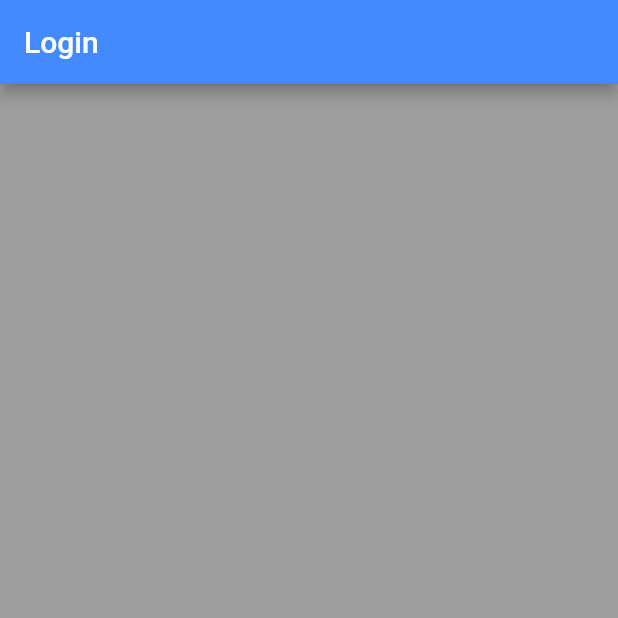
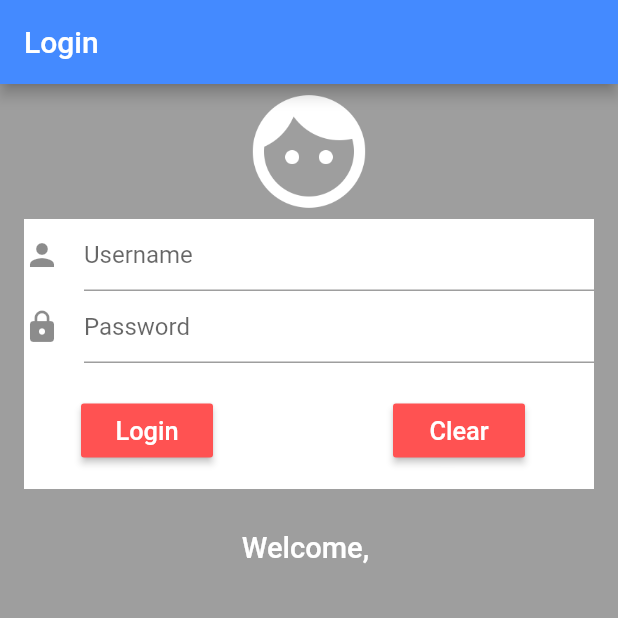
Before and after one commit to tharindu97/Flutter, a Flutter app: the screen it shows after launch, on a phone screen of 412 x 824 dp, the top half of it. Run offline on Flutter 3.47's test engine with Material 2 defaults, Android fonts, the phone set to English and light mode, and no system bars.

Commit message:
15_completed

```diff
--- a/login_app/lib/ui/login_app.dart
+++ b/login_app/lib/ui/login_app.dart
@@ -9,6 +9,18 @@ class Login extends StatefulWidget{
     }
 
 class LoginState extends State<Login> {
+  final TextEditingController _userController = new TextEditingController();
+  final TextEditingController _passwordController = new TextEditingController();
+  String _welcomeString = "";
+
+  void _erase() {
+    setState(() {
+     _userController.clear();
+     _passwordController.clear();
+    });
+
+
+  }
   @override
   Widget build(BuildContext context) {
     return new Scaffold(
@@ -17,7 +29,110 @@ class LoginState extends State<Login> {
         backgroundColor: Colors.blueAccent,
       ),
 
-      backgroundColor: Colors.grey,
+     backgroundColor: Colors.grey,
+
+     body:new Container(
+       alignment: Alignment.topCenter,
+       child: new Column(
+         children: <Widget>[
+           //image
+           new Image.asset(
+             'images/face.png',
+             width:90.0,
+             height: 90.0,
+             color: Colors.white,
+           ),
+
+           new Container(
+             height: 180.0,
+             width: 380.0,
+             color: Colors.white,
+             child: new Column(
+               children: <Widget>[
+                 new TextField(
+                   controller: _userController,
+                   decoration: new InputDecoration(
+                     hintText: 'Username',
+                     icon: new Icon(Icons.person)
+                   ),
+                 ),
+
+                 new TextField(
+                   controller: _passwordController,
+                   decoration: new InputDecoration(
+                     hintText: 'Password',
+                     icon: new Icon(Icons.lock)
+                   ),
+                   obscureText: true,
+                 ),
+
+                new Padding(padding: new EdgeInsets.all(10.5)),//add padding
+                new Center(
+                  child: new Row(
+                    children: <Widget>[
+                      //login button
+
+                      new Container(
+                        margin: const EdgeInsets.only(left: 38.0),
+                        child:  new RaisedButton(
+                          onPressed: _showWelcome,
+                          color: Colors.redAccent,
+                          child: new Text("Login",
+                          style: new TextStyle(
+                            color: Colors.white,
+                            fontSize: 16.9
+                          )
+                          ),
+                        ),
+                      ),
+
+                    //clear button
+
+                    new Container(
+                        margin: const EdgeInsets.only(left: 120.0),
+                        child:  new RaisedButton(
+                          onPressed: _erase,
+                          color: Colors.redAccent,
+                          child: new Text("Clear",
+                          style: new TextStyle(
+                            color: Colors.white,
+                            fontSize: 16.9
+                          )
+                          ),
+                        ),
+                      )
+
+                    ],
+                  ),
+                )
+
+               ],
+             ),
+           ),
+          new Padding(
+            padding: const EdgeInsets.all(14.0),
+          ),
+           new Row(
+             mainAxisAlignment: MainAxisAlignment.center,
+             children: <Widget>[
+               new Text("Welcome, $_welcomeString",
+               style: new TextStyle(color: Colors.white,
+               fontSize: 19.4,
+               fontWeight: FontWeight.w500),
+               )
+             ],
+           )
+         ],
+       ),
+     )
     );
   }
+  void _showWelcome(){
+      setState(() {
+       if(_userController.text.isNotEmpty && _passwordController.text.isNotEmpty){
+         _welcomeString = _userController.text;
+       } else
+          _welcomeString = "Nothing";
+      });
+    }
 }
```
